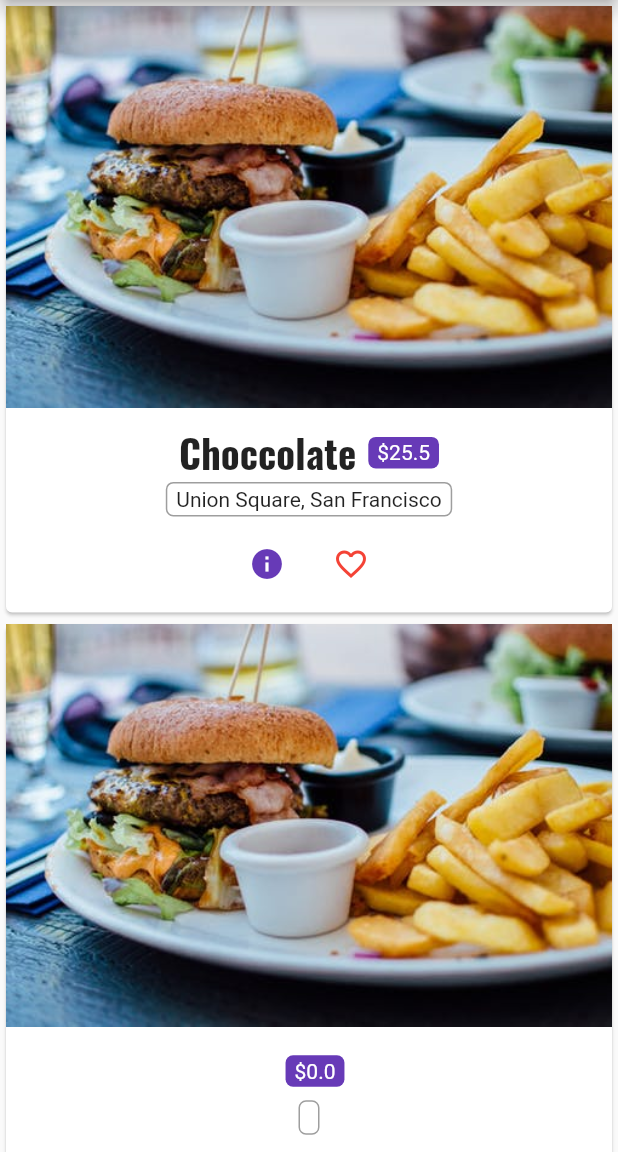
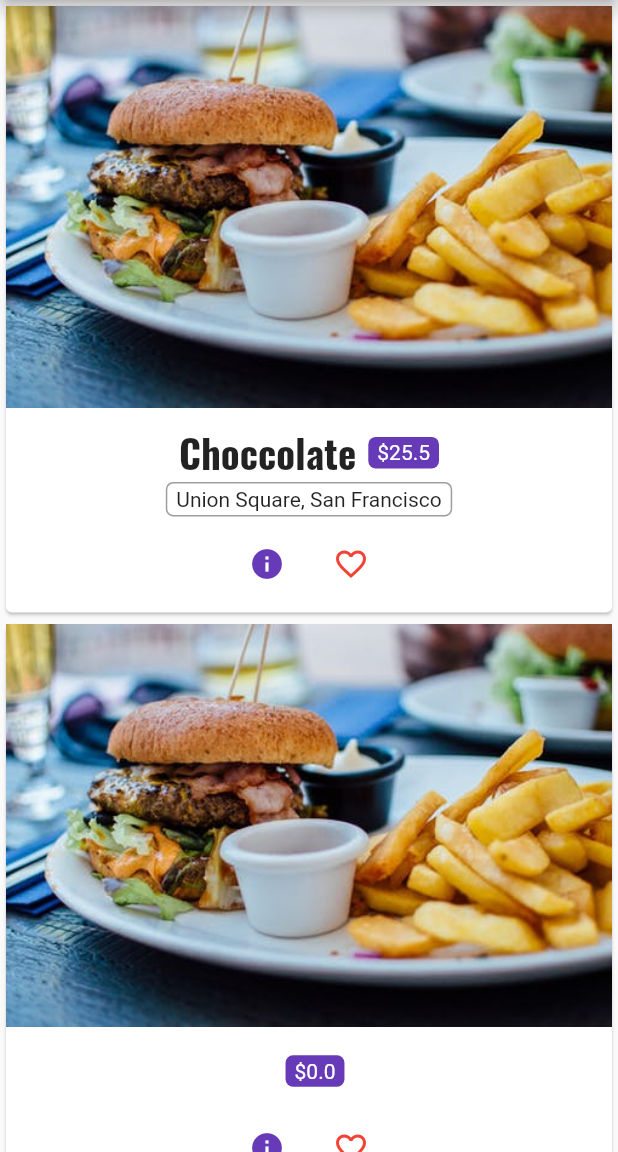
Before and after one commit to bbozo/flutter_tutorial, a Flutter app: the ProductAdminPage screen opened by its route, after a tap on "Save", on a phone screen of 412 x 824 dp, the part 84-1236 px from its top. Run offline on Flutter 3.47's test engine with Material 2 defaults, Android fonts, the phone set to English and light mode, and no system bars.

Commit message:
lecture 115

```diff
--- a/lib/pages/product_create.dart
+++ b/lib/pages/product_create.dart
@@ -17,49 +17,70 @@ class _ProductCreatePageState extends State<ProductCreatePage> {
   String _description = '';
   String _address = '';
 
+
   @override
   Widget build(BuildContext context) {
     return Container(
       margin: EdgeInsets.all(10.0),
       child: ListView(
         children: <Widget>[
-          TextField(
-            decoration: InputDecoration(labelText: 'Product Title'),
-            onChanged: (String value) => setState(() => _title = value),
-          ),
-          TextField(
-            decoration: InputDecoration(labelText: 'Product Description'),
-            maxLines: 4,
-            onChanged: (String value) => setState(() => _description = value),
-          ),
-          TextField(
-            decoration: InputDecoration(labelText: 'Product Address'),
-            maxLines: 4,
-            onChanged: (String value) => setState(() => _address = value),
-          ),
-          TextField(
-            decoration: InputDecoration(labelText: 'Product Price'),
-            keyboardType: TextInputType.number,
-            onChanged: (String value) => setState(() => _price = double.parse(value))),
+          _buildTitleTextField(),
+          _buildDescriptionTextField(),
+          _buildAddressTextField(),
+          _buildPriceTextField(),
           SizedBox(height: 10.0),
           RaisedButton(
             child: Text('Save'),
             color: Theme.of(context).accentColor,
             textColor: Colors.white,
-            onPressed: () {
-              final Map<String, dynamic> product = {
-                'title': _title,
-                'description': _description,
-                'address': _address,
-                'price': _price,
-                'image': 'assets/food.jpeg'
-              };
-              widget.addProduct(product);
-              Navigator.pushNamed(context, '/product');
-            },
+            onPressed: _submitForm,
           )
         ],
       ),
     );
   }
+
+
+  Widget _buildTitleTextField() {
+    return TextField(
+      decoration: InputDecoration(labelText: 'Product Title'),
+      onChanged: (String value) => setState(() => _title = value),
+    );
+  }
+
+  TextField _buildPriceTextField() {
+    return TextField(
+        decoration: InputDecoration(labelText: 'Product Price'),
+        keyboardType: TextInputType.number,
+        onChanged: (String value) =>
+            setState(() => _price = double.parse(value)));
+  }
+
+  TextField _buildAddressTextField() {
+    return TextField(
+      decoration: InputDecoration(labelText: 'Product Address'),
+      maxLines: 4,
+      onChanged: (String value) => setState(() => _address = value),
+    );
+  }
+
+  TextField _buildDescriptionTextField() {
+    return TextField(
+      decoration: InputDecoration(labelText: 'Product Description'),
+      maxLines: 4,
+      onChanged: (String value) => setState(() => _description = value),
+    );
+  }
+
+  _submitForm() {
+    final Map<String, dynamic> product = {
+      'title': _title,
+      'description': _description,
+      'address': _address,
+      'price': _price,
+      'image': 'assets/food.jpeg'
+    };
+    widget.addProduct(product);
+    Navigator.pushNamed(context, '/product');
+  }
 }
--- a/lib/widgets/product/address_tag.dart
+++ b/lib/widgets/product/address_tag.dart
@@ -7,11 +7,14 @@ class AddressTag extends StatelessWidget {
 
   @override
   Widget build(BuildContext context) {
+    if (this.address.isNotEmpty)
       return Container(
           decoration: BoxDecoration(
               border: Border.all(color: Colors.grey, width: 1.0),
               borderRadius: BorderRadius.circular(5.0)),
           padding: EdgeInsets.symmetric(horizontal: 6.0, vertical: 2.5),
           child: Text(address));
+    else
+      return Container();
   }
 }
```
Lines whose indentation alone changed are shown as unchanged.
